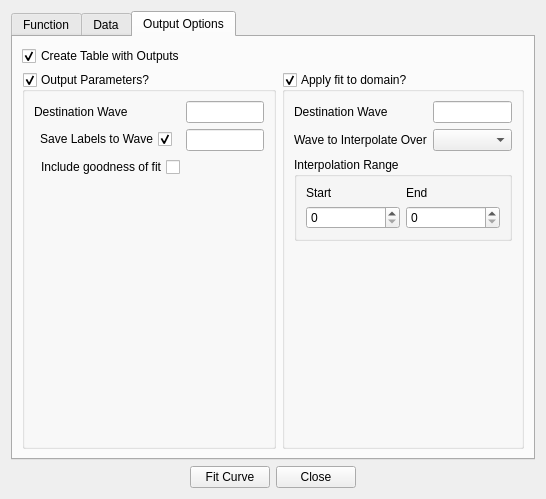
bbreslauer/PySciPlot, file src/ui/Ui_CurveFitting.ui: the form before one commit.
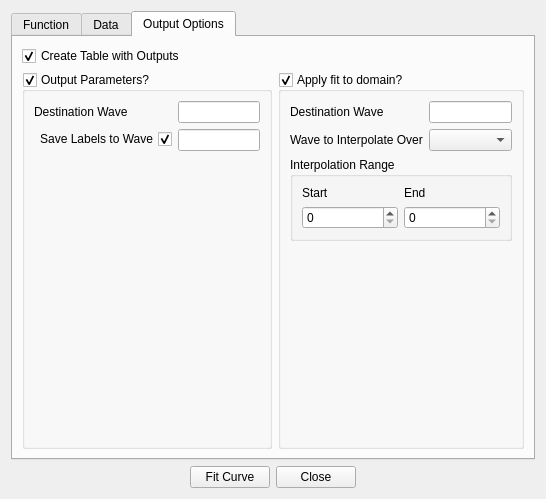
The form after the commit. The open tabs and pages were chosen to show the change. Custom widgets are drawn as their Qt base class.

Commit message: Added initial values for parameters for polynomial fit (#45). In the process, converted polynomial fit from using polyfit to leastsq. (#42)

The edit to the form file:
```diff
--- a/src/ui/Ui_CurveFitting.ui
+++ b/src/ui/Ui_CurveFitting.ui
@@ -216,6 +216,9 @@
           <bool>true</bool>
          </property>
          <layout class="QFormLayout" name="formLayout_2">
+          <property name="fieldGrowthPolicy">
+           <enum>QFormLayout::ExpandingFieldsGrow</enum>
+          </property>
           <item row="0" column="0">
            <widget class="QLabel" name="label_7">
             <property name="text">
@@ -223,6 +226,9 @@
             </property>
            </widget>
           </item>
+          <item row="0" column="1">
+           <widget class="QLineEdit" name="parameterDestination"/>
+          </item>
           <item row="1" column="0">
            <widget class="QCheckBox" name="saveLabels">
             <property name="layoutDirection">
@@ -236,19 +242,6 @@
             </property>
            </widget>
           </item>
-          <item row="2" column="0">
-           <widget class="QCheckBox" name="saveFitGoodness">
-            <property name="layoutDirection">
-             <enum>Qt::RightToLeft</enum>
-            </property>
-            <property name="text">
-             <string>Include goodness of fit</string>
-            </property>
-           </widget>
-          </item>
-          <item row="0" column="1">
-           <widget class="QLineEdit" name="parameterDestination"/>
-          </item>
           <item row="1" column="1">
            <widget class="QLineEdit" name="saveLabelsDestination"/>
           </item>
```
The commit also changes 2 other files.
